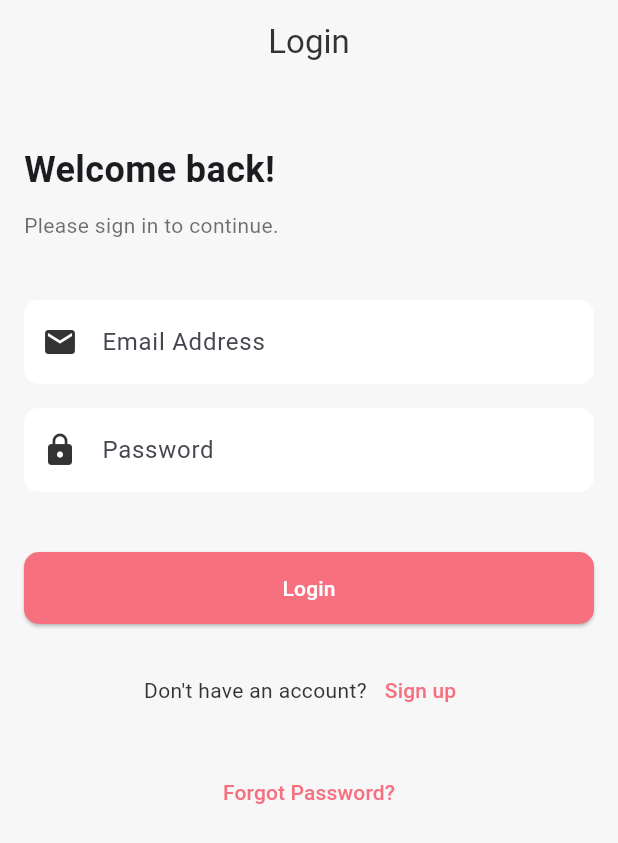
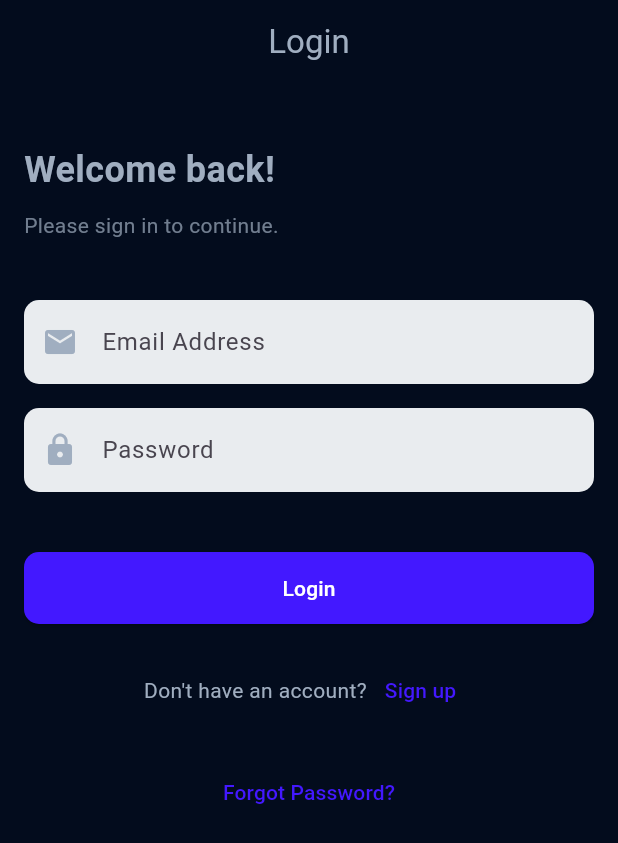
Before and after one commit to Mehdi-Yanat/beta-school-student, a Flutter app: the screen it shows after launch, on a phone screen of 412 x 824 dp. Shown: the top 843 px of the screen. Run offline on Flutter 3.47's test engine with Material 3 defaults, Android fonts, the light colour scheme and no system bars; our stand-ins replace badges, cached_network_image, carousel_slider, flick_video_player, flutter_svg, video_player and 1 more; missing offline and left inert: screen_protector.

Commit message:
Refactor color scheme and improve UI consistency
Updated color scheme references across multiple screens to enhance visual consistency. Refactored specific UI components for better styling, including video player layout, icon themes, and tab bar configurations. These changes align with the updated design language and improve overall app aesthetics.

```diff
--- a/lib/main.dart
+++ b/lib/main.dart
@@ -3,6 +3,7 @@ import 'package:online_course/screens/auth/forget_password.dart';
 import 'package:online_course/screens/auth/login.dart';
 import 'package:online_course/screens/auth/reset_password.dart';
 import 'package:online_course/screens/auth/signup.dart';
+import 'package:online_course/screens/profile/settings.dart';
 import 'package:online_course/screens/root_app.dart';
 
 import 'package:online_course/theme/color.dart';
@@ -19,7 +20,11 @@ class MyApp extends StatelessWidget {
       title: 'Beta Prime School',
       theme: ThemeData(
         scaffoldBackgroundColor: AppColor.appBgColor,
-        primaryColor: AppColor.primary,
+        appBarTheme: AppBarTheme(
+          iconTheme: IconThemeData(
+            color: Colors.white, // Set default back icon color
+          ),
+        ),
       ),
       initialRoute: '/',
       // Default route
--- a/lib/screens/auth/forget_password.dart
+++ b/lib/screens/auth/forget_password.dart
@@ -21,7 +21,10 @@ class ForgetPasswordScreen extends StatelessWidget {
           children: [
             SizedBox(height: 40),
             Text('Forgot your password?',
-                style: TextStyle(fontSize: 24, fontWeight: FontWeight.bold)),
+                style: TextStyle(
+                    fontSize: 24,
+                    fontWeight: FontWeight.bold,
+                    color: AppColor.textColor)),
             SizedBox(height: 10),
             Text('Enter your email to reset your password.',
                 style: TextStyle(color: AppColor.textColor.withOpacity(0.7))),
--- a/lib/screens/auth/login.dart
+++ b/lib/screens/auth/login.dart
@@ -54,7 +54,10 @@ class _LoginScreenState extends State<LoginScreen> {
           children: [
             SizedBox(height: 40),
             Text('Welcome back!',
-                style: TextStyle(fontSize: 24, fontWeight: FontWeight.bold)),
+                style: TextStyle(
+                    fontSize: 24,
+                    fontWeight: FontWeight.bold,
+                    color: AppColor.textColor)),
             SizedBox(height: 10),
             Text('Please sign in to continue.',
                 style: TextStyle(color: AppColor.textColor.withOpacity(0.7))),
--- a/lib/screens/auth/reset_password.dart
+++ b/lib/screens/auth/reset_password.dart
@@ -21,7 +21,10 @@ class ResetPasswordScreen extends StatelessWidget {
           children: [
             SizedBox(height: 40),
             Text('Reset your password',
-                style: TextStyle(fontSize: 24, fontWeight: FontWeight.bold)),
+                style: TextStyle(
+                    fontSize: 24,
+                    fontWeight: FontWeight.bold,
+                    color: AppColor.textColor)),
             SizedBox(height: 10),
             Text('Enter your new password below.',
                 style: TextStyle(color: AppColor.textColor.withOpacity(0.7))),
--- a/lib/screens/auth/signup.dart
+++ b/lib/screens/auth/signup.dart
@@ -56,7 +56,10 @@ class _SignupScreenState extends State<SignupScreen> {
           children: [
             SizedBox(height: 40),
             Text('Create an account',
-                style: TextStyle(fontSize: 24, fontWeight: FontWeight.bold)),
+                style: TextStyle(
+                    fontSize: 24,
+                    fontWeight: FontWeight.bold,
+                    color: AppColor.textColor)),
             SizedBox(height: 10),
             Text('Enter your details below to get started.',
                 style: TextStyle(color: AppColor.textColor.withOpacity(0.7))),
--- a/lib/screens/my_courses.dart
+++ b/lib/screens/my_courses.dart
@@ -73,7 +73,7 @@ class _MyCourseScreenState extends State<MyCourseScreen> {
         title: Text(
           'My Course',
           style: TextStyle(
-            color: AppColor.mainColor,
+            color: AppColor.labelColor,
             fontSize: 22,
             fontWeight: FontWeight.bold,
           ),
@@ -213,7 +213,7 @@ class _MyCourseScreenState extends State<MyCourseScreen> {
                           style: TextStyle(
                             fontSize: 16,
                             fontWeight: FontWeight.bold,
-                            color: AppColor.textColor,
+                            color: AppColor.mainColor,
                           ),
                         ),
                         SizedBox(height: 6),
@@ -222,7 +222,7 @@ class _MyCourseScreenState extends State<MyCourseScreen> {
                             Text(
                               '${course['completedLessons']} lessons',
                               style: TextStyle(
-                                  color: AppColor.primary, fontSize: 12),
+                                  color: AppColor.textColor, fontSize: 12),
                             ),
                             Spacer(),
                             Text(
--- a/lib/screens/profile/bookmark.dart
+++ b/lib/screens/profile/bookmark.dart
@@ -10,7 +10,7 @@ class BookmarkPage extends StatelessWidget {
         title: Text('Bookmarks', style: TextStyle(color: AppColor.textColor)),
         backgroundColor: AppColor.appBarColor,
         centerTitle: true,
-        iconTheme: IconThemeData(color: AppColor.textColor),
+        iconTheme: IconThemeData(color: Colors.white),
       ),
       body: ListView.builder(
         itemCount: 10, // Assuming you have a list of bookmarks
--- a/lib/screens/profile/notification.dart
+++ b/lib/screens/profile/notification.dart
@@ -12,7 +12,7 @@ class NotificationPage extends StatelessWidget {
             Text('Notifications', style: TextStyle(color: AppColor.textColor)),
         backgroundColor: AppColor.appBarColor,
         centerTitle: true,
-        iconTheme: IconThemeData(color: AppColor.textColor),
+        iconTheme: IconThemeData(color: Colors.white),
       ),
       body: ListView(
         children: [
--- a/lib/screens/profile/payments.dart
+++ b/lib/screens/profile/payments.dart
@@ -10,7 +10,7 @@ class PaymentPage extends StatelessWidget {
         title: Text('Payment', style: TextStyle(color: AppColor.textColor)),
         backgroundColor: AppColor.appBarColor,
         centerTitle: true,
-        iconTheme: IconThemeData(color: AppColor.textColor),
+        iconTheme: IconThemeData(color: Colors.white),
       ),
       body: ListView(
         children: [
--- a/lib/screens/profile/privacy.dart
+++ b/lib/screens/profile/privacy.dart
@@ -11,7 +11,7 @@ class PrivacyPage extends StatelessWidget {
         title: Text('Privacy', style: TextStyle(color: AppColor.textColor)),
         backgroundColor: AppColor.appBarColor,
         centerTitle: true,
-        iconTheme: IconThemeData(color: AppColor.textColor),
+        iconTheme: IconThemeData(color: Colors.white),
       ),
       body: ListView(
         children: [
--- a/lib/screens/profile/settings.dart
+++ b/lib/screens/profile/settings.dart
@@ -10,7 +10,7 @@ class SettingPage extends StatelessWidget {
         title: Text('Settings', style: TextStyle(color: AppColor.textColor)),
         backgroundColor: AppColor.appBarColor,
         centerTitle: true,
-        iconTheme: IconThemeData(color: AppColor.textColor),
+        iconTheme: IconThemeData(color: Colors.white),
       ),
       body: ListView(
         children: [
--- a/lib/theme/color.dart
+++ b/lib/theme/color.dart
@@ -1,32 +1,80 @@
 import 'package:flutter/material.dart';
 
 class AppColor {
-  static const primary = Color(0xFFf77080);
-  static const secondary = Color(0xFFe96561);
+  static const bottomBarColor = Color(0x1D030C1D);
 
+  // React's "background.default" is mapped to Flutter's "appBgColor"
+  static const appBgColor = Color(0xFF030C1D);
+
+  // React's "text.main" is mapped to Flutter's "textColor"
+  static const textColor = Color(0xFFA0AEC0);
+
+  // React's "sidenav.button" is mapped to Flutter's "actionColor"
+  static const actionColor = Color(0xFF1A1F37);
+
+  // React's "primary.main" is mapped to Flutter's "primary"
+  static const primary = Color(0xFF4318FF);
+
+  // React's "primary.focus" is mapped to Flutter's "secondary"
+  static const secondary = Color(0xFF9F7AEA);
+
+  // React's "black.main" is mapped to Flutter's "mainColor"
   static const mainColor = Color(0xFF000000);
-  static const darker = Color(0xFF3E4249);
+
+  // React's "black.light" is mapped to Flutter's "darker"
+  static const darker = Color(0xFF141414);
+
+  // React's "card.background" is mapped to Flutter's "cardColor"
   static const cardColor = Colors.white;
-  static const appBgColor = Color(0xFFF7F7F7);
-  static const appBarColor = Color(0xFFF7F7F7);
-  static const bottomBarColor = Colors.white;
-  static const inActiveColor = Colors.grey;
-  static const shadowColor = Colors.black87;
-  static const textBoxColor = Colors.white;
-  static const textColor = Color(0xFF333333);
-  static const glassTextColor = Colors.white;
-  static const labelColor = Color(0xFF8A8989);
-  static const glassLabelColor = Colors.white;
-  static const actionColor = Color(0xFFe54140);
 
-  static const yellow = Color(0xFFffcb66);
-  static const green = Color(0xFFa2e1a6);
+  // React's "transparent.main" is mapped to Flutter's "transparent"
+  static const transparent = Color(0x00FFFFFF);
+
+  // React's "text.focus" is mapped to Flutter's "glassTextColor"
+  static const glassTextColor = Color(0xFFFFFFFF);
+
+  // React's "brand.main" is mapped to Flutter's "brandMain"
+  static const brandMain = Color(0xFF0075FF);
+
+  // React's "brand.focus" is mapped to Flutter's "brandFocus"
+  static const brandFocus = Color(0xFF0075FF);
+
+  // React's "orange.main" is mapped to Flutter's "orange"
+  static const orange = Color(0xFFF6AD55);
+
+  // React's "success.main" is mapped to Flutter's "green"
+  static const green = Color(0xFF01B574);
+
+  // React's "warning.main" is mapped to Flutter's "yellow"
+  static const yellow = Color(0xFFFFCB66);
+
+  // React's "error.main" is mapped to Flutter's "red"
+  static const red = Color(0xFFE31A1A);
+
+  // React's "lightblue.main" is mapped to Flutter's "blue"
+  static const blue = Color(0xFF4299E1);
+
+  // React's "grey.100" is mapped to Flutter's "labelColor"
+  static const labelColor = Color(0xFFEDF2F7);
+
+  // React's "grey.200" is mapped to Flutter's "glassLabelColor"
+  static const glassLabelColor = Color(0xFFE2E8F0);
+
+  // React's "dark.body" is mapped to Flutter's "appBarColor"
+  static const appBarColor = Color(0x1D030C1D);
+
+  // React's "grey.400" is mapped to Flutter's "inActiveColor"
+  static const inActiveColor = Color(0xFFA0AEC0);
+
+  // React's "dark.main" is mapped to Flutter's "shadowColor"
+  static const shadowColor = Color(0xFF344767);
+
+  // React's "light.main" is mapped to Flutter's "textBoxColor"
+  static const textBoxColor = Color(0xFFE9ECEF);
+
   static const pink = Color(0xFFf5bde8);
   static const purple = Color(0xFFcdacf9);
-  static const red = Color(0xFFf77080);
-  static const orange = Color(0xFFf5ba92);
   static const sky = Color(0xFFABDEE6);
-  static const blue = Color(0xFF509BE4);
 
   static const listColors = [
     green,
--- a/lib/widgets/notification_box.dart
+++ b/lib/widgets/notification_box.dart
@@ -23,7 +23,7 @@ class NotificationBox extends StatelessWidget {
         padding: EdgeInsets.all(size),
         decoration: BoxDecoration(
           shape: BoxShape.circle,
-          color: AppColor.appBarColor,
+          color: Colors.white,
           border: Border.all(
             color: Colors.grey.withOpacity(.3),
           ),
@@ -36,7 +36,7 @@ class NotificationBox extends StatelessWidget {
   Widget _buildIconNotified() {
     return badge_lib.Badge(
       badgeContent: Text('5'),
-      child: Icon(Icons.notifications),
+      child: Icon(Icons.notifications, color: AppColor.textColor),
     );
   }
 
```
Also changed, not shown: lib/screens/course_detail.dart (+7 -6 lines), lib/screens/explore.dart (+10 -13 lines), lib/screens/view_chapters.dart (+19 -4 lines), lib/widgets/feature_item.dart (+4 -4 lines), lib/widgets/recommend_item.dart (+5 -5 lines).
